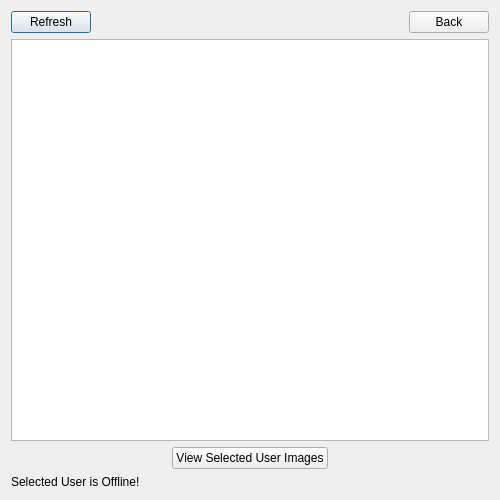
Before: the Qt Designer form usersdialog.ui in hassan-kandil/DistImage, drawn with Qt 5.
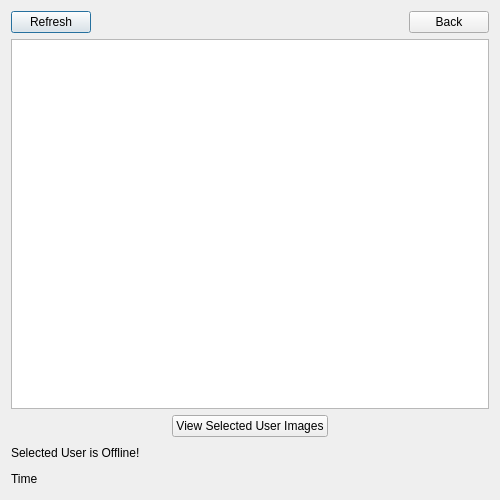
After: the same form once the commit is applied.

Commit message: Time and layout

What changed in the file:
```diff
--- a/usersdialog.ui
+++ b/usersdialog.ui
@@ -86,11 +86,52 @@
     </layout>
    </item>
    <item>
-    <widget class="QLabel" name="lbl_result">
-     <property name="text">
-      <string>Selected User is Offline!</string>
-     </property>
-    </widget>
+    <layout class="QHBoxLayout" name="horizontalLayout_3">
+     <item>
+      <widget class="QLabel" name="lbl_result">
+       <property name="text">
+        <string>Selected User is Offline!</string>
+       </property>
+      </widget>
+     </item>
+     <item>
+      <spacer name="horizontalSpacer_3">
+       <property name="orientation">
+        <enum>Qt::Horizontal</enum>
+       </property>
+       <property name="sizeHint" stdset="0">
+        <size>
+         <width>40</width>
+         <height>20</height>
+        </size>
+       </property>
+      </spacer>
+     </item>
+    </layout>
+   </item>
+   <item>
+    <layout class="QHBoxLayout" name="horizontalLayout_7">
+     <item>
+      <widget class="QLabel" name="lbl_time">
+       <property name="text">
+        <string>Time</string>
+       </property>
+      </widget>
+     </item>
+     <item>
+      <spacer name="horizontalSpacer_8">
+       <property name="orientation">
+        <enum>Qt::Horizontal</enum>
+       </property>
+       <property name="sizeHint" stdset="0">
+        <size>
+         <width>40</width>
+         <height>20</height>
+        </size>
+       </property>
+      </spacer>
+     </item>
+    </layout>
    </item>
   </layout>
  </widget>
```
The commit also changes 52 other files.
